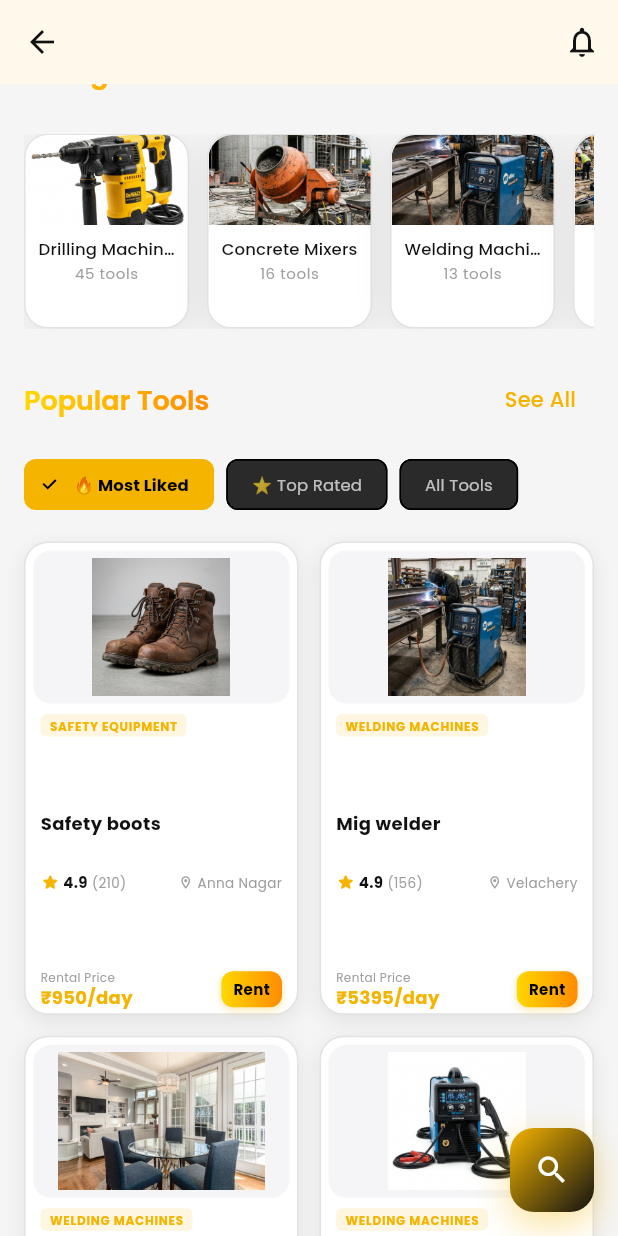
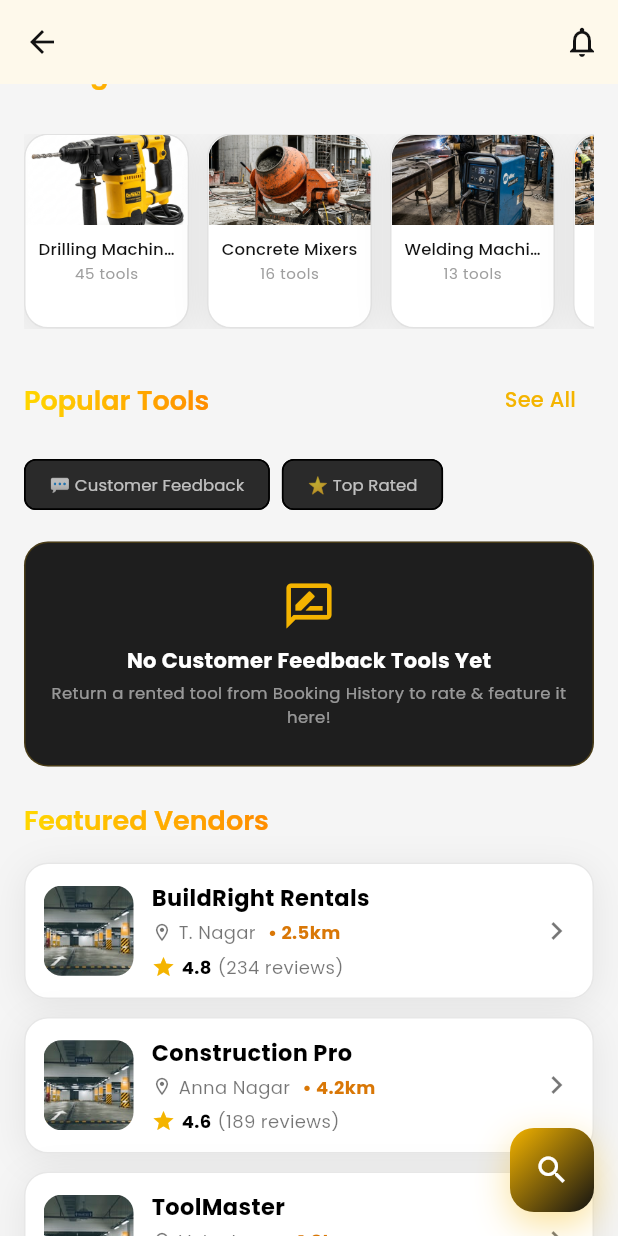
Before and after one commit to GaneshKumar262005/ToolsRental, a Flutter app: the HomeScreen screen opened directly with empty values, scrolled down 576 dp, on a phone screen of 412 x 824 dp. Run offline on Flutter 3.47's test engine with Material 3 defaults, Android fonts, the phone set to English and light mode, and no system bars; our stand-ins replace cached_network_image, carousel_slider, cloud_firestore, firebase_core, fl_chart, flutter_animate and 6 more; accounts and stored records are empty; network calls fail.

Commit message:
feat: Keep ONLY tools with real customer feedback in Popular Tools, remove all unrated tools

```diff
--- a/lib/screens/home_screen.dart
+++ b/lib/screens/home_screen.dart
@@ -45,14 +45,14 @@
   }
 
   List<ToolModel> get _popularTools {
-    final list = List<ToolModel>.from(DummyData.tools);
+    final list = DummyData.tools.where((t) => t.hasRealFeedback).toList();
     if (_popularFilter == '⭐ Top Rated') {
       list.sort((a, b) => b.rating.compareTo(a.rating));
-    } else if (_popularFilter == '🔥 Most Liked') {
+    } else {
       list.sort((a, b) {
-        final double scoreA = (a.hasRealFeedback ? 2000.0 : 0.0) + (a.rating * 100) + a.reviewCount;
-        final double scoreB = (b.hasRealFeedback ? 2000.0 : 0.0) + (b.rating * 100) + b.reviewCount;
-        return scoreB.compareTo(scoreA);
+        final bTime = b.lastFeedbackTime ?? DateTime(2000);
+        final aTime = a.lastFeedbackTime ?? DateTime(2000);
+        return bTime.compareTo(aTime);
       });
     }
     return list;
@@ -62,7 +62,7 @@
   void initState() {
     super.initState();
     _loadRealCustomerRatings();
-    _ratingsTimer = Timer.periodic(const Duration(seconds: 2), (_) {
+    _ratingsTimer = Timer.periodic(const Duration(seconds: 4), (_) {
       if (mounted) {
         _loadRealCustomerRatings();
       }
@@ -519,9 +519,8 @@
                       scrollDirection: Axis.horizontal,
                       child: Row(
                         children: [
-                          '🔥 Most Liked',
+                          '💬 Customer Feedback',
                           '⭐ Top Rated',
-                          'All Tools',
                         ].map((chip) {
                           final bool selected = _popularFilter == chip;
                           return Padding(
@@ -554,6 +553,35 @@
                         final crossAxisCount = width >= 1200 ? 4 : (width >= 750 ? 3 : 2);
                         final childAspectRatio = width >= 1200 ? 0.90 : (width >= 750 ? 0.85 : 0.58);
                         final displayList = _popularTools;
+
+                        if (displayList.isEmpty) {
+                          return Container(
+                            width: double.infinity,
+                            padding: const EdgeInsets.symmetric(vertical: 24, horizontal: 16),
+                            decoration: BoxDecoration(
+                              color: const Color(0xFF1E1E1E),
+                              borderRadius: BorderRadius.circular(16),
+                              border: Border.all(color: AppTheme.primaryYellow.withOpacity(0.2)),
+                            ),
+                            child: Column(
+                              children: const [
+                                Icon(Icons.rate_review_outlined, color: AppTheme.primaryYellow, size: 36),
+                                SizedBox(height: 8),
+                                Text(
+                                  'No Customer Feedback Tools Yet',
+                                  style: TextStyle(color: Colors.white, fontWeight: FontWeight.bold, fontSize: 14),
+                                ),
+                                SizedBox(height: 4),
+                                Text(
+                                  'Return a rented tool from Booking History to rate & feature it here!',
+                                  textAlign: TextAlign.center,
+                                  style: TextStyle(color: Colors.white54, fontSize: 11),
+                                ),
+                              ],
+                            ),
+                          );
+                        }
+
                         return GridView.builder(
                           shrinkWrap: true,
                           physics: const NeverScrollableScrollPhysics(),
--- a/lib/services/firebase_service.dart
+++ b/lib/services/firebase_service.dart
@@ -423,14 +423,12 @@
         final snapshot = await firestore!
             .collection('tool_reviews')
             .get()
-            .timeout(const Duration(seconds: 5));
+            .timeout(const Duration(seconds: 2));
         for (var doc in snapshot.docs) {
           list.add(doc.data());
         }
       }
-    } catch (e) {
-      print('⚠️ Firestore fetch ratings notice: $e');
-    }
+    } catch (_) {}
     return list;
   }
 }
```
